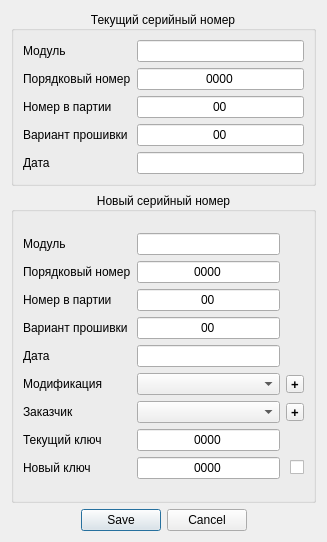
vlarry/emulator, file configurationmodulewidget.ui: the form before one commit.
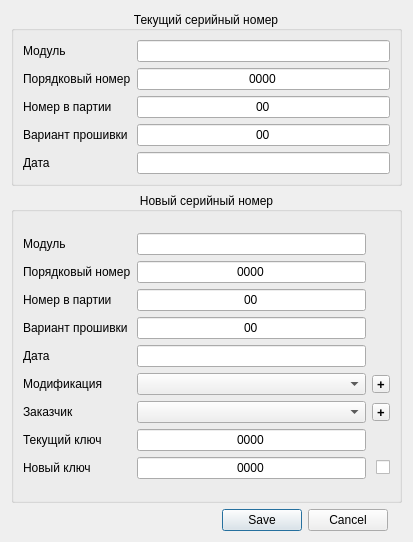
The form after the commit.

Commit message: Изменение размера окна серийного номера по умолчанию (увеличение); Разворот при запуске на весь экран окна "Журнал ДБ".

```diff
--- a/configurationmodulewidget.ui
+++ b/configurationmodulewidget.ui
@@ -6,7 +6,7 @@
    <rect>
     <x>0</x>
     <y>0</y>
-    <width>327</width>
+    <width>413</width>
     <height>542</height>
    </rect>
   </property>
@@ -420,19 +420,6 @@
        </property>
       </widget>
      </item>
-     <item>
-      <spacer name="horizontalSpacer_6">
-       <property name="orientation">
-        <enum>Qt::Horizontal</enum>
-       </property>
-       <property name="sizeHint" stdset="0">
-        <size>
-         <width>40</width>
-         <height>20</height>
-        </size>
-       </property>
-      </spacer>
-     </item>
     </layout>
    </item>
   </layout>
```
Left out of the diff: 2 changed lines with no effect on the pictures. The commit also changes 4 other files.
